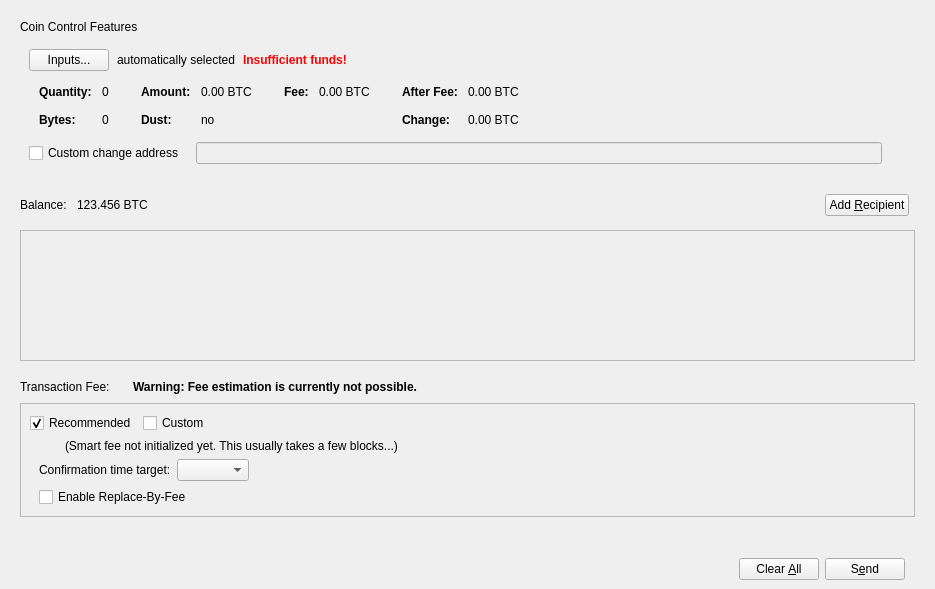
First picture: the form in src/qt/forms/sendcoinsdialog.ui, repository qtumproject/qtum, before the edit.
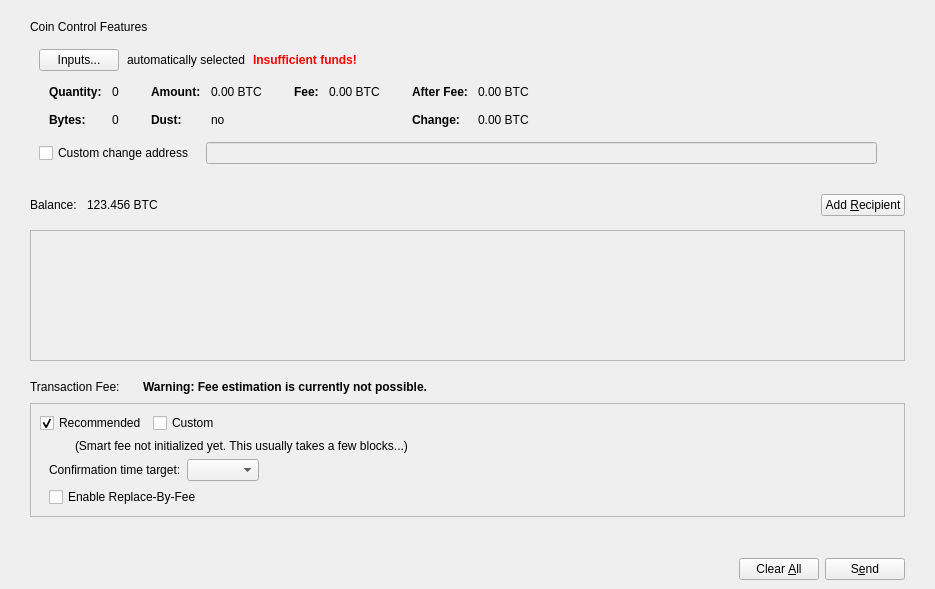
Second picture: the form after the edit. Icons and pictures are not drawn. Custom widgets are drawn as their Qt base class.

```diff
--- a/src/qt/forms/sendcoinsdialog.ui
+++ b/src/qt/forms/sendcoinsdialog.ui
@@ -26,13 +26,13 @@
    <item>
     <layout class="QVBoxLayout" name="verticalLayout_11">
      <property name="leftMargin">
-      <number>20</number>
+      <number>30</number>
      </property>
      <property name="topMargin">
       <number>9</number>
      </property>
      <property name="rightMargin">
-      <number>20</number>
+      <number>30</number>
      </property>
      <item>
       <widget class="QWidget" name="coinControlWidget" native="true">
@@ -484,7 +484,7 @@
                 <number>5</number>
                </property>
                <property name="rightMargin">
-                <number>5</number>
+                <number>0</number>
                </property>
                <item>
                 <widget class="QCheckBox" name="checkBoxCoinControlChange">
@@ -569,13 +569,13 @@
        <number>0</number>
       </property>
       <property name="leftMargin">
-       <number>20</number>
+       <number>30</number>
       </property>
       <property name="topMargin">
        <number>0</number>
       </property>
       <property name="rightMargin">
-       <number>20</number>
+       <number>30</number>
       </property>
       <property name="bottomMargin">
        <number>0</number>
@@ -586,7 +586,7 @@
          <number>3</number>
         </property>
         <property name="rightMargin">
-         <number>6</number>
+         <number>0</number>
         </property>
         <property name="bottomMargin">
          <number>0</number>
@@ -693,7 +693,7 @@
           <rect>
            <x>0</x>
            <y>0</y>
-           <width>893</width>
+           <width>873</width>
            <height>68</height>
           </rect>
          </property>
@@ -756,10 +756,10 @@
    <item>
     <layout class="QVBoxLayout" name="verticalLayout_10">
      <property name="leftMargin">
-      <number>20</number>
+      <number>30</number>
      </property>
      <property name="rightMargin">
-      <number>20</number>
+      <number>30</number>
      </property>
      <property name="bottomMargin">
       <number>20</number>
```
